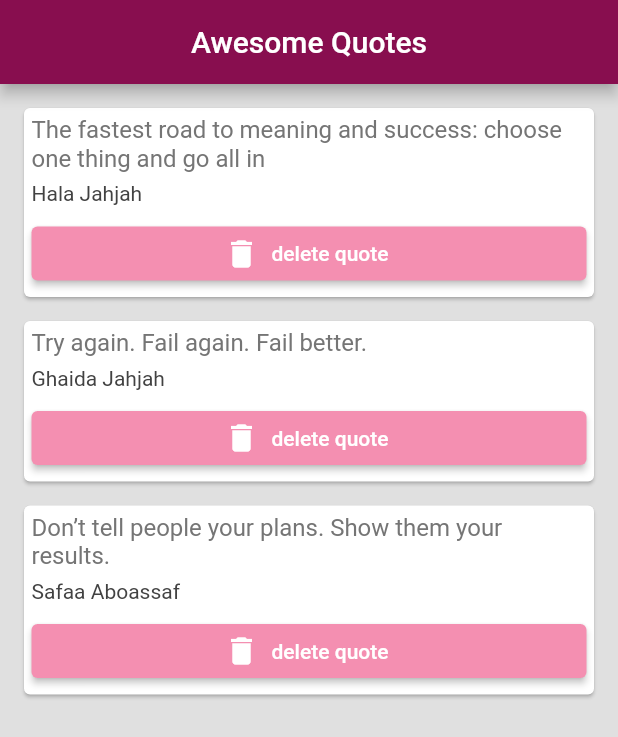
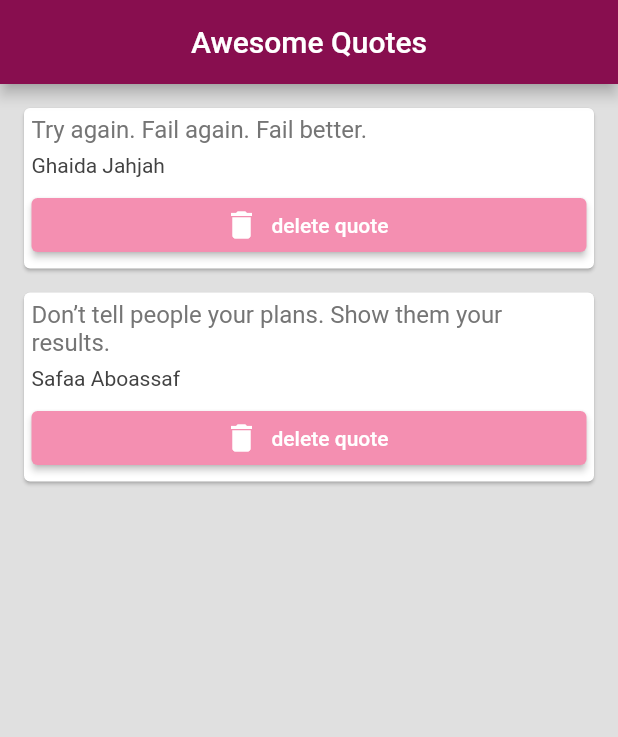
Before and after one commit to HalaJah/FlutterLearningJourney, a Flutter app: the screen it shows after launch, after a tap on "delete quote", on a phone screen of 412 x 824 dp. Shown: the top 737 px of the screen. Run offline on Flutter 3.47's test engine with Material 2 defaults, Android fonts, the phone set to English and light mode, and no system bars.

Commit message:
Passing functions as parameters

```diff
--- a/flutter_application_3/lib/main.dart
+++ b/flutter_application_3/lib/main.dart
@@ -31,7 +31,15 @@ class _QuoteListState extends State<QuoteList>{
       ),
       body: Column(
         crossAxisAlignment: CrossAxisAlignment.start,
-        children: quoteList.map((quote) => QuoteCard(quote: quote)).toList(),
+        children: quoteList.map((quote) => QuoteCard(
+          quote: quote,
+          delete: (){
+            setState(() {
+              quoteList.remove(quote);
+            });
+          }
+
+          )).toList(),
       )
     );
   }
--- a/flutter_application_3/lib/quote_card.dart
+++ b/flutter_application_3/lib/quote_card.dart
@@ -4,7 +4,8 @@ import 'quote.dart';
 class QuoteCard extends StatelessWidget {
 
   final Quote quote;
-  QuoteCard({required this.quote});
+  final VoidCallback delete;
+  QuoteCard({required this.quote, required this.delete});
 
   @override
   Widget build(BuildContext context) {
@@ -36,7 +37,7 @@ class QuoteCard extends StatelessWidget {
             SizedBox(height: 8.0),
 
            ElevatedButton.icon(
-            onPressed: () {},
+            onPressed: delete,
             icon: Icon(Icons.delete),
             label: Text('delete quote'),
             style: ElevatedButton.styleFrom(
```
